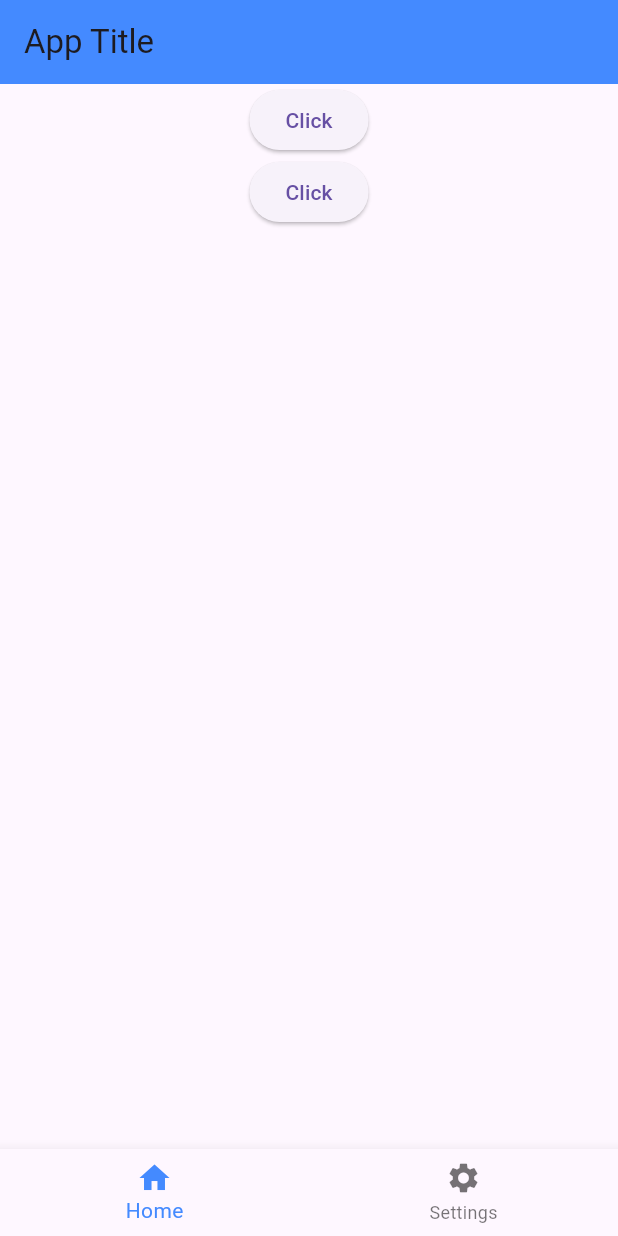
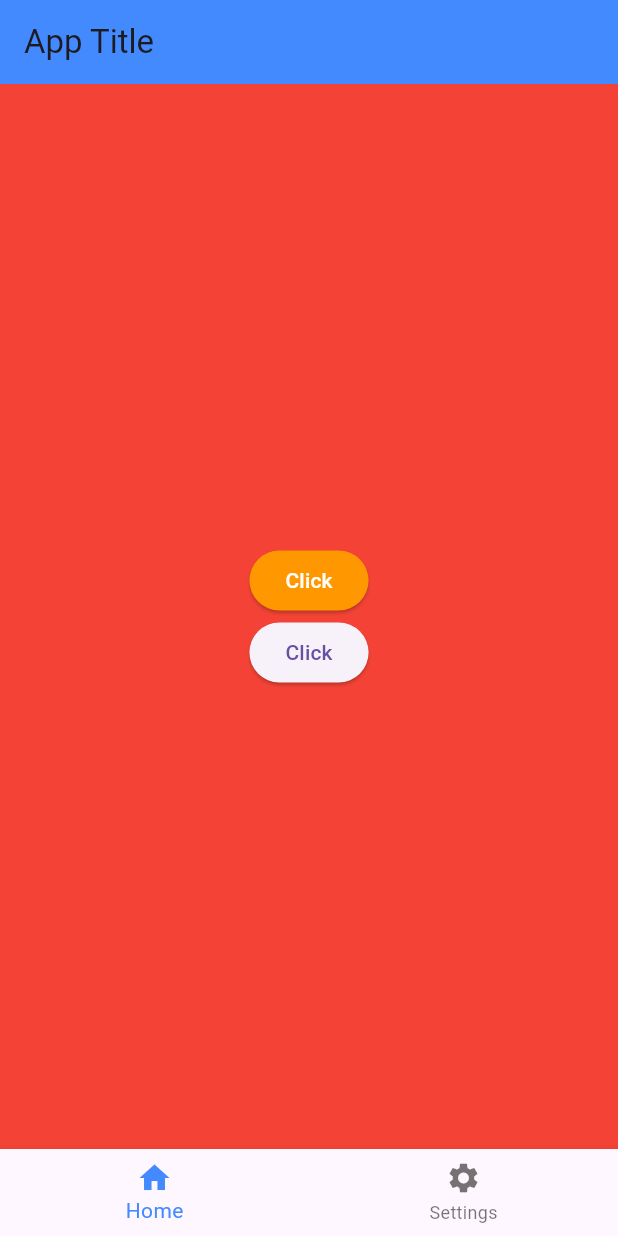
Before and after one commit to quarshie133/flutter_app, a Flutter app: the screen it shows after launch, on a phone screen of 412 x 824 dp. Run offline on Flutter 3.47's test engine with Material 3 defaults, Android fonts, the phone set to English and light mode, and no system bars.

Commit message:
add navigation, images, backgroundColor

```diff
--- a/lib/main.dart
+++ b/lib/main.dart
@@ -25,10 +25,20 @@ class _MyAppState extends State<MyApp> {
           backgroundColor: Colors.blueAccent,
         ),
         body: Center(
+          child: currentIndex == 0
+              ? Container(
+                  width: double.infinity,
+                  color: Colors.red,
                   child: Center(
                     child: Column(
+                      mainAxisAlignment: MainAxisAlignment.center,
+                      crossAxisAlignment: CrossAxisAlignment.center,
                       children: [
                         ElevatedButton(
+                            style: ElevatedButton.styleFrom(
+                              foregroundColor: Colors.white,
+                              backgroundColor: Colors.orange,
+                            ),
                             onPressed: () {
                               setState(
                                 () {
@@ -49,6 +59,9 @@ class _MyAppState extends State<MyApp> {
                       ],
                     ),
                   ),
+                )
+              : Image.network(
+                  'https://cdn.mos.cms.futurecdn.net/k6okX2VVUg4qWoyxuNLsf7-1200-80.jpg'),
         ),
         bottomNavigationBar: BottomNavigationBar(
           items: const [
```
Also changed, not shown: images/portfolio7.jpg (added). Lines whose indentation alone changed are shown as unchanged.
